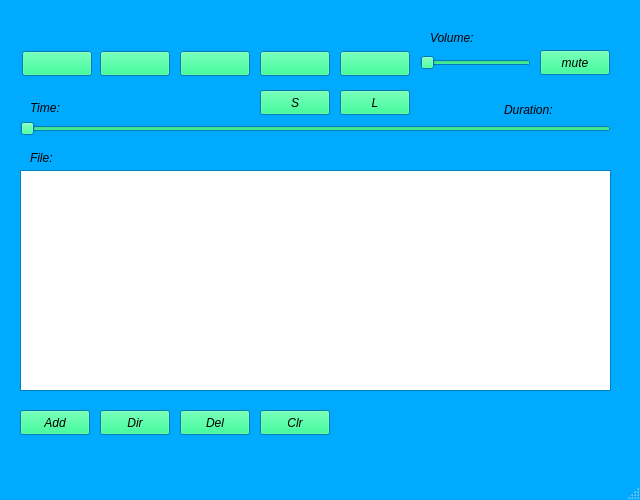
Qt form mainwindow.ui (blackshadow1609/QtCreatePD_411) before a commit.
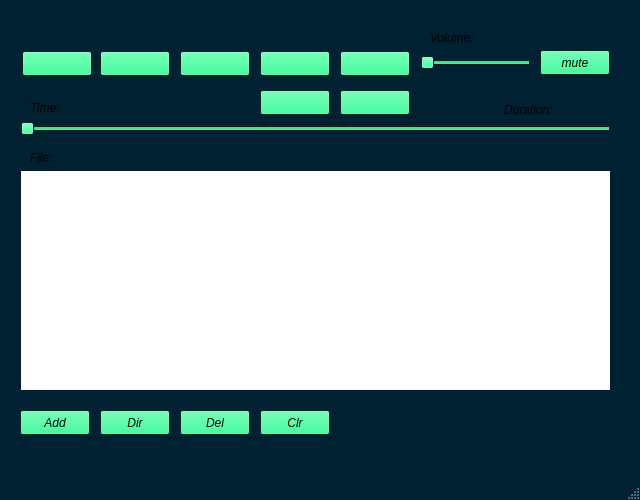
The same form after that commit. Icons and pictures are not drawn.

```diff
--- a/mainwindow.ui
+++ b/mainwindow.ui
@@ -47,8 +47,8 @@
       <brush brushstyle="SolidPattern">
        <color alpha="255">
         <red>0</red>
-        <green>170</green>
-        <blue>255</blue>
+        <green>33</green>
+        <blue>50</blue>
        </color>
       </brush>
      </colorrole>
@@ -76,8 +76,8 @@
       <brush brushstyle="SolidPattern">
        <color alpha="255">
         <red>0</red>
-        <green>170</green>
-        <blue>255</blue>
+        <green>33</green>
+        <blue>50</blue>
        </color>
       </brush>
      </colorrole>
@@ -96,8 +96,8 @@
       <brush brushstyle="SolidPattern">
        <color alpha="255">
         <red>0</red>
-        <green>170</green>
-        <blue>255</blue>
+        <green>33</green>
+        <blue>50</blue>
        </color>
       </brush>
      </colorrole>
@@ -105,8 +105,8 @@
       <brush brushstyle="SolidPattern">
        <color alpha="255">
         <red>0</red>
-        <green>170</green>
-        <blue>255</blue>
+        <green>33</green>
+        <blue>50</blue>
        </color>
       </brush>
      </colorrole>
@@ -391,6 +391,70 @@
       <height>221</height>
      </rect>
     </property>
+    <property name="palette">
+     <palette>
+      <active>
+       <colorrole role="Base">
+        <brush brushstyle="SolidPattern">
+         <color alpha="255">
+          <red>255</red>
+          <green>255</green>
+          <blue>255</blue>
+         </color>
+        </brush>
+       </colorrole>
+       <colorrole role="Window">
+        <brush brushstyle="SolidPattern">
+         <color alpha="255">
+          <red>0</red>
+          <green>37</green>
+          <blue>56</blue>
+         </color>
+        </brush>
+       </colorrole>
+      </active>
+      <inactive>
+       <colorrole role="Base">
+        <brush brushstyle="SolidPattern">
+         <color alpha="255">
+          <red>255</red>
+          <green>255</green>
+          <blue>255</blue>
+         </color>
+        </brush>
+       </colorrole>
+       <colorrole role="Window">
+        <brush brushstyle="SolidPattern">
+         <color alpha="255">
+          <red>0</red>
+          <green>37</green>
+          <blue>56</blue>
+         </color>
+        </brush>
+       </colorrole>
+      </inactive>
+      <disabled>
+       <colorrole role="Base">
+        <brush brushstyle="SolidPattern">
+         <color alpha="255">
+          <red>0</red>
+          <green>37</green>
+          <blue>56</blue>
+         </color>
+        </brush>
+       </colorrole>
+       <colorrole role="Window">
+        <brush brushstyle="SolidPattern">
+         <color alpha="255">
+          <red>0</red>
+          <green>37</green>
+          <blue>56</blue>
+         </color>
+        </brush>
+       </colorrole>
+      </disabled>
+     </palette>
+    </property>
     <property name="font">
      <font>
       <family>Arial</family>
@@ -450,7 +514,7 @@
      </rect>
     </property>
     <property name="text">
-     <string>S</string>
+     <string/>
     </property>
     <property name="icon">
      <iconset resource="Icons.qrc">
@@ -467,7 +531,7 @@
      </rect>
     </property>
     <property name="text">
-     <string>L</string>
+     <string/>
     </property>
     <property name="icon">
      <iconset resource="Icons.qrc">
```
